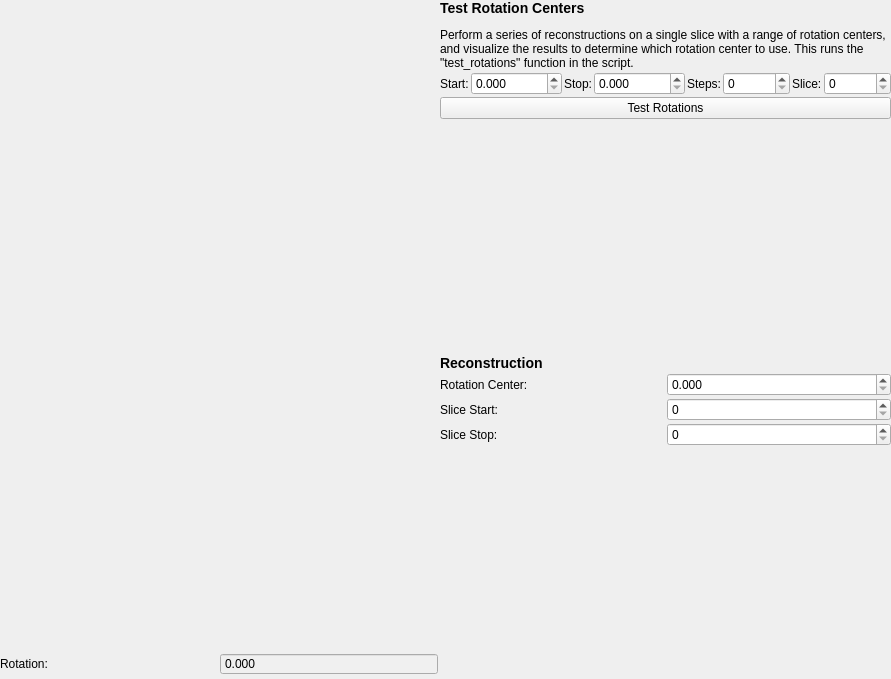
The window that tomviz/FxiWorkflowWidget.ui (OpenChemistry/tomviz) describes before a commit, drawn with Qt 5.
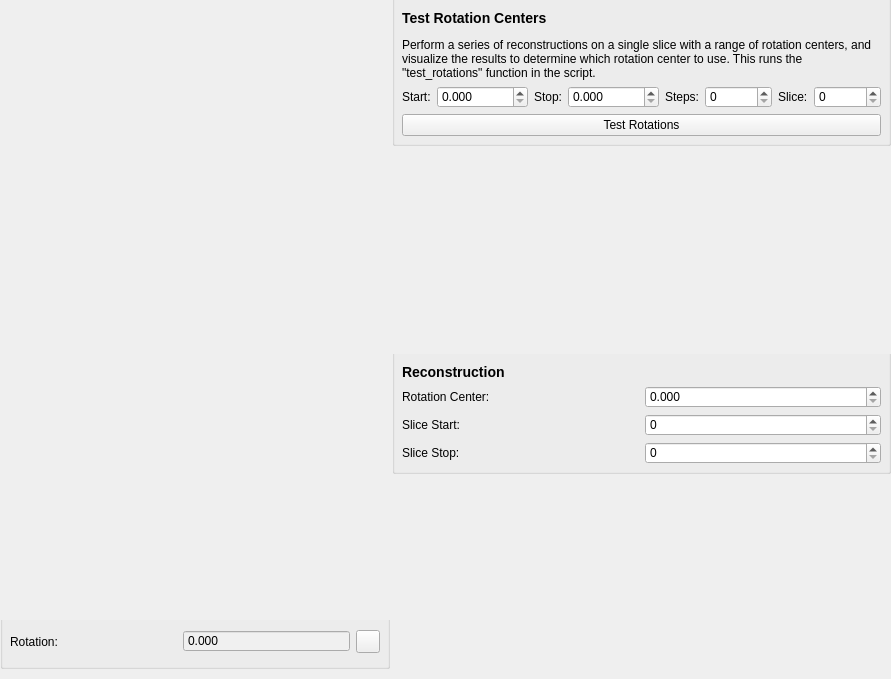
The same window after the commit. Icons and pictures are not drawn. Custom widgets are drawn as their Qt base class.

Commit message:
Allow color map selection in FXI workflow widget
This allows the user to change the color map in the widget.

Note that changing the color map preset will also change the color map
preset of the data source. But any rescaling we do will only apply to
the widget.

Patch:
```diff
--- a/tomviz/FxiWorkflowWidget.ui
+++ b/tomviz/FxiWorkflowWidget.ui
@@ -31,26 +31,70 @@
    </property>
    <item>
     <layout class="QGridLayout" name="gridLayout">
-     <item row="3" column="0">
+     <item row="5" column="0">
+      <layout class="QHBoxLayout" name="rotationLabelLayout"/>
+     </item>
+     <item row="1" column="0">
+      <widget class="QGroupBox" name="testRotationsSettingsGroup">
+       <property name="styleSheet">
+        <string notr="true">QGroupBox{padding-top:15px; margin-top:-15px}</string>
+       </property>
+       <property name="title">
+        <string/>
+       </property>
+       <layout class="QGridLayout" name="gridLayout_2">
+        <item row="2" column="0">
+         <widget class="QLabel" name="currentRotationLabel">
+          <property name="text">
+           <string>Rotation:</string>
+          </property>
+         </widget>
+        </item>
+        <item row="5" column="0" colspan="2">
       <widget class="tomviz::IntSliderWidget" name="imageViewSlider" native="true"/>
      </item>
-     <item row="0" column="0">
-      <widget class="tomviz::QVTKGLWidget" name="sliceView" native="true">
-       <property name="sizePolicy">
-        <sizepolicy hsizetype="Preferred" vsizetype="Preferred">
-         <horstretch>1</horstretch>
-         <verstretch>1</verstretch>
-        </sizepolicy>
-       </property>
-       <property name="minimumSize">
-        <size>
-         <width>300</width>
-         <height>300</height>
-        </size>
-       </property>
-      </widget>
-     </item>
-     <item row="0" column="1" rowspan="4">
+        <item row="2" column="1">
+         <widget class="QDoubleSpinBox" name="currentRotation">
+          <property name="enabled">
+           <bool>true</bool>
+          </property>
+          <property name="styleSheet">
+           <string notr="true">background-color: #F0F0F0</string>
+          </property>
+          <property name="alignment">
+           <set>Qt::AlignLeading|Qt::AlignLeft|Qt::AlignVCenter</set>
+          </property>
+          <property name="readOnly">
+           <bool>true</bool>
+          </property>
+          <property name="buttonSymbols">
+           <enum>QAbstractSpinBox::NoButtons</enum>
+          </property>
+          <property name="decimals">
+           <number>3</number>
+          </property>
+          <property name="maximum">
+           <double>1000000.000000000000000</double>
+          </property>
+         </widget>
+        </item>
+        <item row="2" column="2">
+         <widget class="QToolButton" name="colorPresetButton">
+          <property name="toolTip">
+           <string>Choose preset color map</string>
+          </property>
+          <property name="text">
+           <string/>
+          </property>
+          <property name="icon">
+           <iconset theme=":/pqWidgets/Icons/pqFavorites.svg"/>
+          </property>
+         </widget>
+        </item>
+       </layout>
+      </widget>
+     </item>
+     <item row="0" column="1" rowspan="8">
       <layout class="QVBoxLayout" name="verticalLayout_3">
        <property name="spacing">
         <number>2</number>
@@ -59,6 +103,15 @@
         <number>0</number>
        </property>
        <item>
+        <widget class="QGroupBox" name="testRotationCentersGroup">
+         <property name="styleSheet">
+          <string notr="true">QGroupBox{padding-top:15px; margin-top:-15px}</string>
+         </property>
+         <property name="title">
+          <string/>
+         </property>
+         <layout class="QGridLayout" name="gridLayout_3">
+          <item row="0" column="0">
         <widget class="QLabel" name="testRotationCentersLabel">
          <property name="minimumSize">
           <size>
@@ -74,7 +127,7 @@
          </property>
         </widget>
        </item>
-       <item>
+          <item row="1" column="0">
         <layout class="QHBoxLayout" name="horizontalLayout">
          <item>
           <widget class="QLabel" name="startLabel">
@@ -152,13 +205,16 @@
          </item>
         </layout>
        </item>
-       <item>
+          <item row="2" column="0">
         <widget class="QPushButton" name="testRotations">
          <property name="text">
           <string>Test Rotations</string>
          </property>
         </widget>
        </item>
+         </layout>
+        </widget>
+       </item>
        <item>
         <spacer name="verticalSpacer_1">
          <property name="orientation">
@@ -173,34 +229,58 @@
         </spacer>
        </item>
        <item>
-        <widget class="QLabel" name="label">
-         <property name="minimumSize">
-          <size>
-           <width>450</width>
-           <height>0</height>
-          </size>
+        <widget class="QGroupBox" name="reconstructionGroup">
+         <property name="styleSheet">
+          <string notr="true">QGroupBox{padding-top:15px; margin-top:-15px}</string>
          </property>
-         <property name="mouseTracking">
-          <bool>true</bool>
+         <property name="title">
+          <string/>
          </property>
-         <property name="text">
-          <string>&lt;html&gt;&lt;head/&gt;&lt;body&gt;&lt;p&gt;&lt;span style=&quot; font-size:large; font-weight:600;&quot;&gt;Reconstruction&lt;/span&gt;&lt;/p&gt;&lt;/body&gt;&lt;/html&gt;</string>
-         </property>
-         <property name="wordWrap">
-          <bool>true</bool>
-         </property>
-        </widget>
-       </item>
-       <item>
+         <layout class="QGridLayout" name="gridLayout_4">
+          <item row="0" column="0">
         <layout class="QGridLayout" name="reconstructionLayout">
-         <item row="2" column="0">
+            <item row="3" column="1">
+             <widget class="QSpinBox" name="sliceStop">
+              <property name="keyboardTracking">
+               <bool>false</bool>
+              </property>
+              <property name="maximum">
+               <number>10000</number>
+              </property>
+             </widget>
+            </item>
+            <item row="2" column="1">
+             <widget class="QSpinBox" name="sliceStart">
+              <property name="keyboardTracking">
+               <bool>false</bool>
+              </property>
+              <property name="maximum">
+               <number>10000</number>
+              </property>
+             </widget>
+            </item>
+            <item row="3" column="0">
           <widget class="QLabel" name="sliceStopLabel">
            <property name="text">
             <string>Slice Stop:</string>
            </property>
           </widget>
          </item>
-         <item row="0" column="1">
+            <item row="1" column="0">
+             <widget class="QLabel" name="rotationCenterLabel">
+              <property name="text">
+               <string>Rotation Center:</string>
+              </property>
+             </widget>
+            </item>
+            <item row="2" column="0">
+             <widget class="QLabel" name="sliceStartLabel">
+              <property name="text">
+               <string>Slice Start:</string>
+              </property>
+             </widget>
+            </item>
+            <item row="1" column="1">
           <widget class="tomviz::DoubleSpinBox" name="rotationCenter">
            <property name="keyboardTracking">
             <bool>false</bool>
@@ -219,41 +299,29 @@
            </property>
           </widget>
          </item>
-         <item row="1" column="0">
-          <widget class="QLabel" name="sliceStartLabel">
-           <property name="text">
-            <string>Slice Start:</string>
-           </property>
-          </widget>
-         </item>
-         <item row="0" column="0">
-          <widget class="QLabel" name="rotationCenterLabel">
+            <item row="0" column="0" colspan="2">
+             <widget class="QLabel" name="label">
+              <property name="minimumSize">
+               <size>
+                <width>450</width>
+                <height>0</height>
+               </size>
+              </property>
+              <property name="mouseTracking">
+               <bool>true</bool>
+              </property>
            <property name="text">
-            <string>Rotation Center:</string>
-           </property>
-          </widget>
-         </item>
-         <item row="1" column="1">
-          <widget class="QSpinBox" name="sliceStart">
-           <property name="keyboardTracking">
-            <bool>false</bool>
-           </property>
-           <property name="maximum">
-            <number>10000</number>
-           </property>
-          </widget>
-         </item>
-         <item row="2" column="1">
-          <widget class="QSpinBox" name="sliceStop">
-           <property name="keyboardTracking">
-            <bool>false</bool>
-           </property>
-           <property name="maximum">
-            <number>10000</number>
-           </property>
-          </widget>
-         </item>
-        </layout>
+               <string>&lt;html&gt;&lt;head/&gt;&lt;body&gt;&lt;p&gt;&lt;span style=&quot; font-size:large; font-weight:600;&quot;&gt;Reconstruction&lt;/span&gt;&lt;/p&gt;&lt;/body&gt;&lt;/html&gt;</string>
+              </property>
+              <property name="wordWrap">
+               <bool>true</bool>
+              </property>
+             </widget>
+            </item>
+           </layout>
+          </item>
+         </layout>
+        </widget>
        </item>
        <item>
         <spacer name="verticalSpacer_2">
@@ -270,41 +338,21 @@
        </item>
       </layout>
      </item>
-     <item row="1" column="0">
-      <layout class="QHBoxLayout" name="rotationLabelLayout">
-       <item>
-        <widget class="QLabel" name="currentRotationLabel">
-         <property name="text">
-          <string>Rotation:</string>
-         </property>
-        </widget>
-       </item>
-       <item>
-        <widget class="QDoubleSpinBox" name="currentRotation">
-         <property name="enabled">
-          <bool>true</bool>
-         </property>
-         <property name="styleSheet">
-          <string notr="true">background-color: #F0F0F0</string>
-         </property>
-         <property name="alignment">
-          <set>Qt::AlignLeading|Qt::AlignLeft|Qt::AlignVCenter</set>
-         </property>
-         <property name="readOnly">
-          <bool>true</bool>
-         </property>
-         <property name="buttonSymbols">
-          <enum>QAbstractSpinBox::NoButtons</enum>
-         </property>
-         <property name="decimals">
-          <number>3</number>
-         </property>
-         <property name="maximum">
-          <double>1000000.000000000000000</double>
-         </property>
-        </widget>
-       </item>
-      </layout>
+     <item row="0" column="0">
+      <widget class="tomviz::QVTKGLWidget" name="sliceView" native="true">
+       <property name="sizePolicy">
+        <sizepolicy hsizetype="Preferred" vsizetype="Preferred">
+         <horstretch>1</horstretch>
+         <verstretch>1</verstretch>
+        </sizepolicy>
+       </property>
+       <property name="minimumSize">
+        <size>
+         <width>300</width>
+         <height>300</height>
+        </size>
+       </property>
+      </widget>
      </item>
     </layout>
    </item>
```
Left out of the diff: 2 changed lines with no effect on the pictures. Lines whose indentation alone changed are shown as unchanged. The commit also changes 1 other file.
